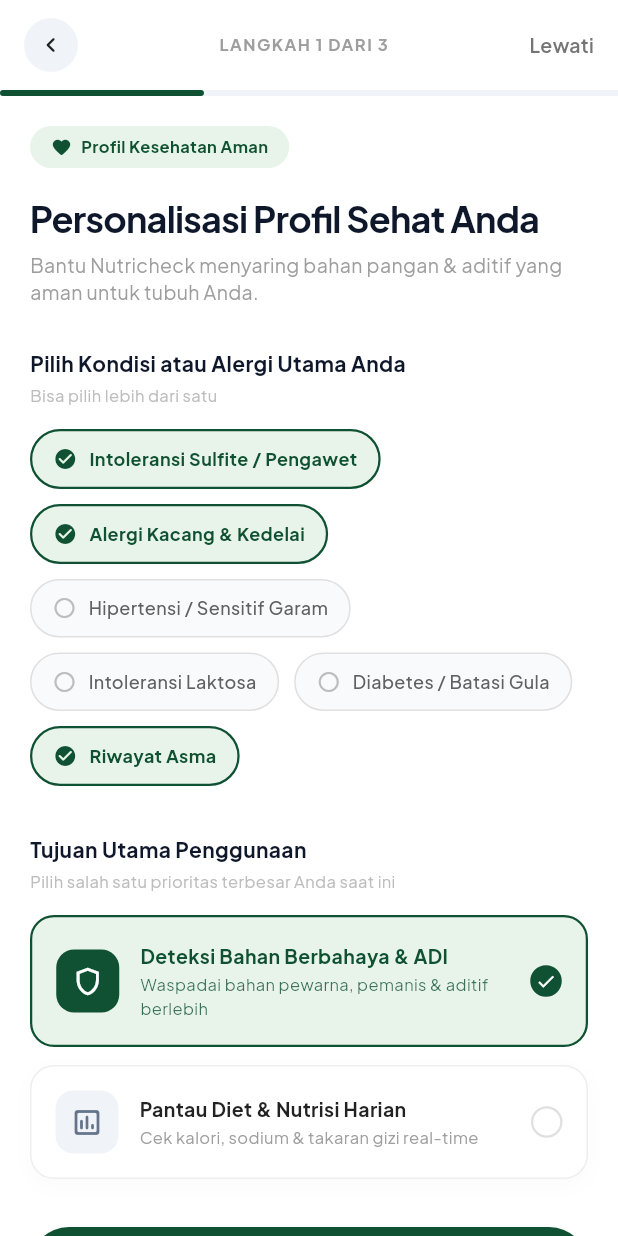
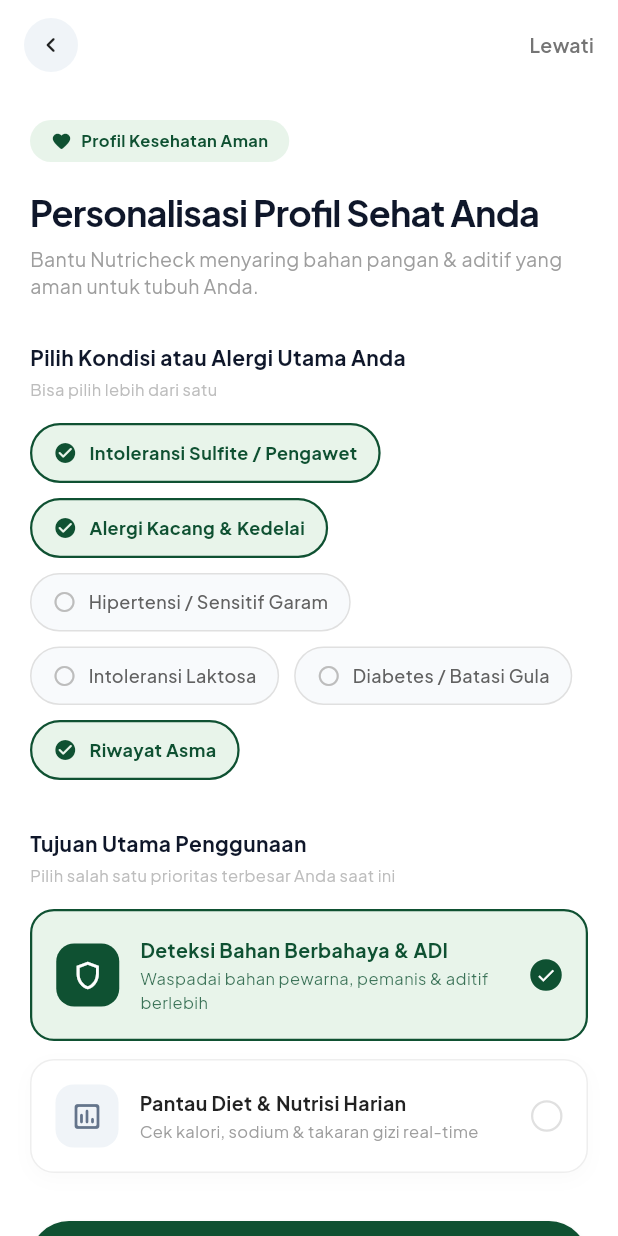
Before and after one commit to rjei/nutricheck, a Flutter app: the HealthSurveyScreen screen opened directly, on a phone screen of 412 x 824 dp. Run offline on Flutter 3.47's test engine with Material 3 defaults, Android fonts, the phone set to English and light mode, and no system bars; our stand-ins replace flutter_svg, google_fonts; accounts and stored records are empty; project files that could hold a hidden picture were left out.

Commit message:
refactor: remove step progress header and progress bar from health survey screen

```diff
--- a/lib/screens/health_survey_screen.dart
+++ b/lib/screens/health_survey_screen.dart
@@ -62,7 +62,7 @@
       body: SafeArea(
         child: Column(
           children: [
-            // Step Progress Header
+            // Step Header
             Padding(
               padding: const EdgeInsets.symmetric(horizontal: 16.0, vertical: 12.0),
               child: Row(
@@ -83,15 +83,6 @@
                       ),
                     ),
                   ),
-                  Text(
-                    'LANGKAH 1 DARI 3',
-                    style: GoogleFonts.plusJakartaSans(
-                      fontSize: 11,
-                      fontWeight: FontWeight.bold,
-                      color: Colors.grey[500],
-                      letterSpacing: 1.0,
-                    ),
-                  ),
                   GestureDetector(
                     onTap: _handleSaveAndContinue,
                     child: Text(
@@ -104,24 +95,6 @@
                     ),
                   ),
                 ],
-              ),
-            ),
-
-            // Progress Bar Line (33%)
-            Container(
-              width: double.infinity,
-              height: 4,
-              color: const Color(0xFFF0F4F8),
-              child: Align(
-                alignment: Alignment.centerLeft,
-                child: Container(
-                  width: MediaQuery.of(context).size.width * 0.33,
-                  height: 4,
-                  decoration: BoxDecoration(
-                    color: primaryGreen,
-                    borderRadius: BorderRadius.circular(2),
-                  ),
-                ),
               ),
             ),
 
```
